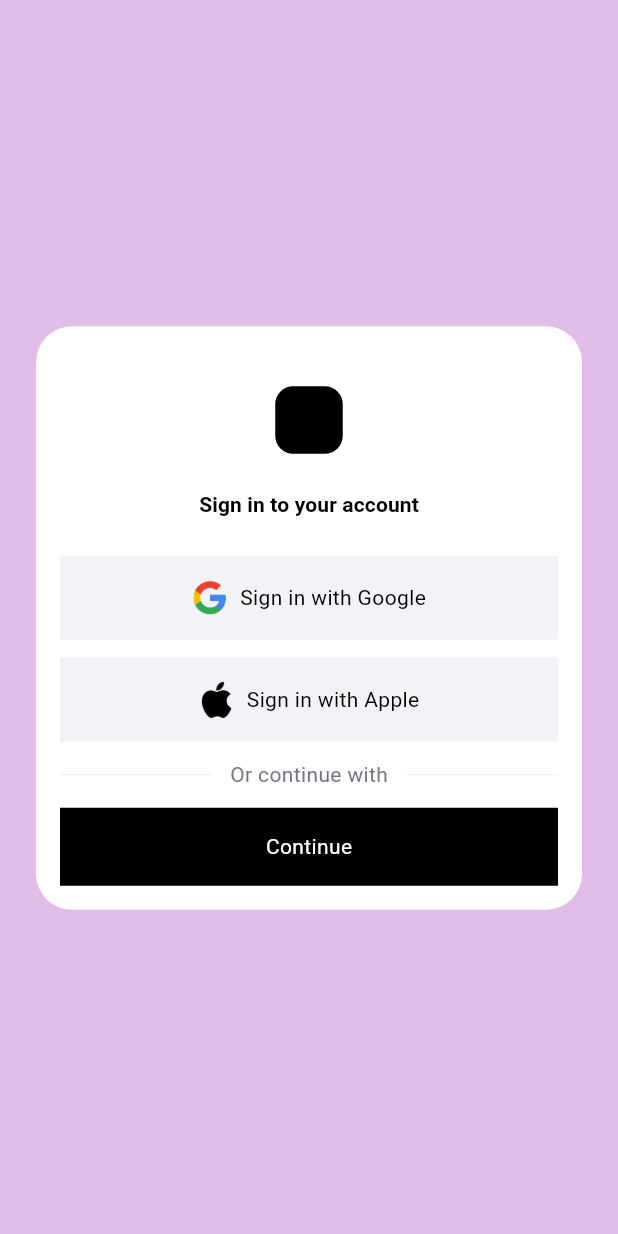
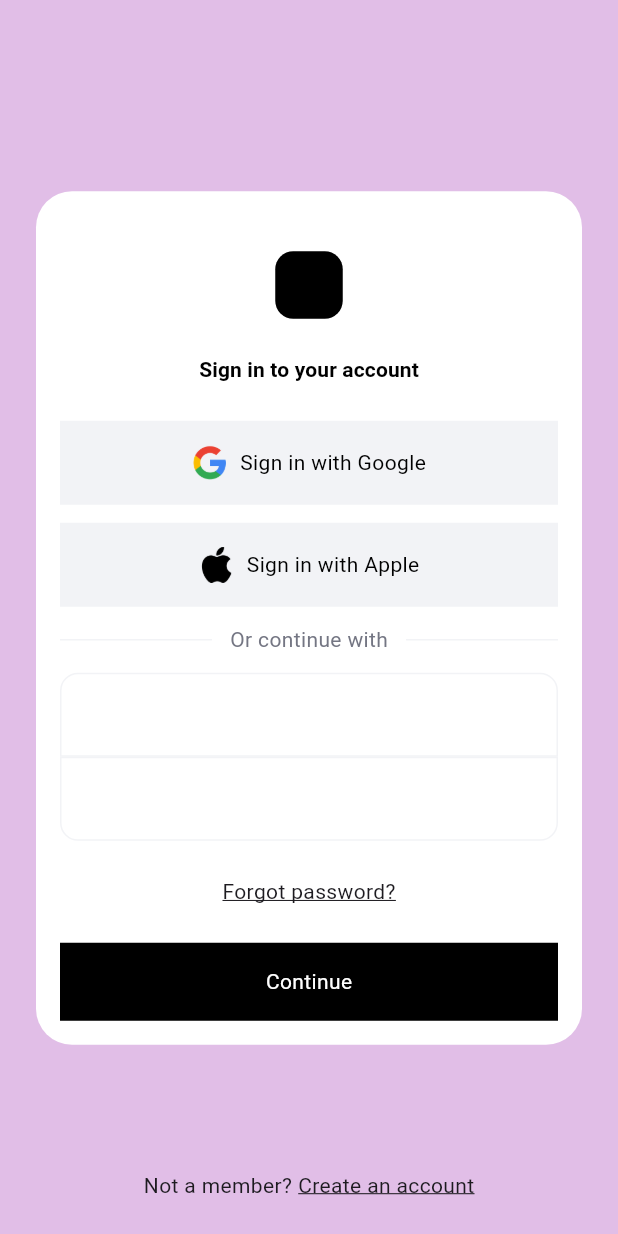
Before and after one commit to guillermoSb/flutter_ui_challenges, a Flutter app: the screen it shows after launch, after a tap on "1 - Login Screen", on a phone screen of 412 x 824 dp. Run offline on Flutter 3.47's test engine with Material 2 defaults, Android fonts, the phone set to English and light mode, and no system bars; our stand-ins replace flutter_riverpod.

Commit message:
Finished first login screen

```diff
--- a/lib/screens/login_screen_01.dart
+++ b/lib/screens/login_screen_01.dart
@@ -100,6 +100,48 @@ class LoginScreen01 extends StatelessWidget {
                       const SizedBox(
                         height: 12,
                       ),
+                      TextField(
+                        decoration: InputDecoration(
+                          hintText: 'Email address',
+                          enabledBorder: OutlineInputBorder(
+                            borderSide: BorderSide(
+                              color: colors.secondary,
+                              width: 1,
+                            ),
+                            borderRadius: const BorderRadius.only(
+                              topLeft: Radius.circular(12),
+                              topRight: Radius.circular(12),
+                            ),
+                          ),
+                        ),
+                      ),
+                      TextField(
+                        decoration: InputDecoration(
+                          hintText: 'Password',
+                          enabledBorder: OutlineInputBorder(
+                            borderSide: BorderSide(
+                              color: colors.secondary,
+                              width: 1,
+                            ),
+                            borderRadius: const BorderRadius.only(
+                              bottomLeft: Radius.circular(12),
+                              bottomRight: Radius.circular(12),
+                            ),
+                          ),
+                        ),
+                      ),
+                      const SizedBox(
+                        height: 24,
+                      ),
+                      Text(
+                        'Forgot password?',
+                        style: TextStyle(
+                          decoration: TextDecoration.underline,
+                        ),
+                      ),
+                      const SizedBox(
+                        height: 24,
+                      ),
                       LoginScreen01Button(
                         label: 'Continue',
                         color: colors.primary,
@@ -108,6 +150,28 @@ class LoginScreen01 extends StatelessWidget {
                     ],
                   ),
                 ),
+              ),
+            ),
+          ),
+          const Positioned(
+            bottom: 24,
+            left: 0,
+            right: 0,
+            child: Center(
+              child: Row(
+                mainAxisAlignment: MainAxisAlignment.center,
+                children: [
+                  Text('Not a member?'),
+                  SizedBox(
+                    width: 4,
+                  ),
+                  Text(
+                    'Create an account',
+                    style: TextStyle(
+                      decoration: TextDecoration.underline,
+                    ),
+                  ),
+                ],
               ),
             ),
           )
```
